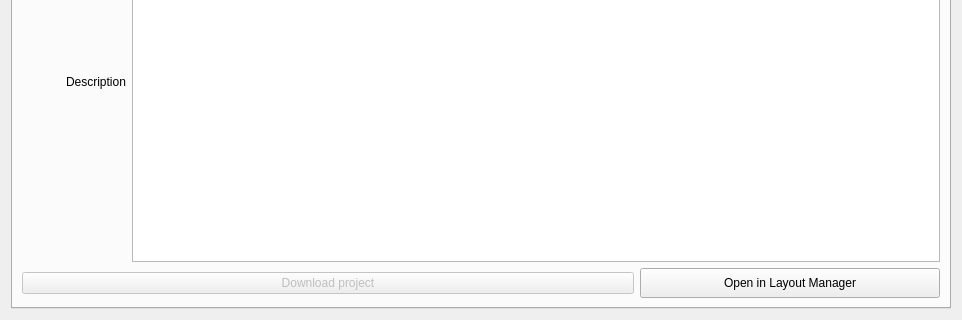
This is src/qgis_templates_symbology/ui/template_dialog.ui in hotosm/qgis-templates-and-symbology-plugin as Qt 5 draws it before an edit; both pictures show x 0 to 962 and y 200 to 520 of the 962 by 520 pixel window. The edited form follows.
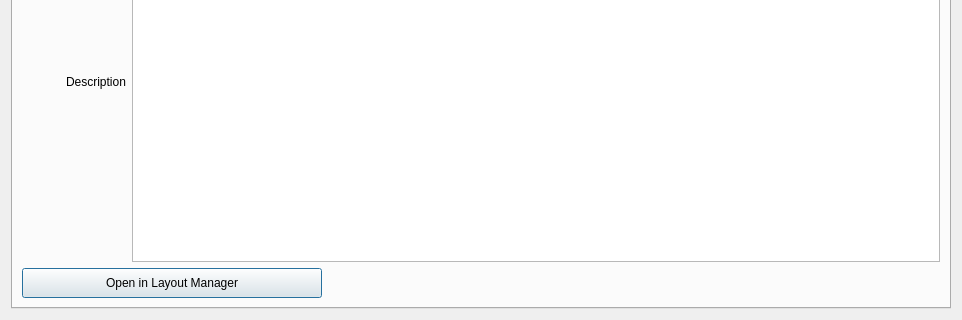
This is the edited form. Custom widgets are drawn as their Qt base class.

Diff of the .ui file:
```diff
--- a/src/qgis_templates_symbology/ui/template_dialog.ui
+++ b/src/qgis_templates_symbology/ui/template_dialog.ui
@@ -150,19 +150,6 @@
        </item>
        <item>
         <layout class="QHBoxLayout" name="horizontalLayout">
-         <item>
-          <widget class="QPushButton" name="download_project_btn">
-           <property name="enabled">
-            <bool>false</bool>
-           </property>
-           <property name="toolTip">
-            <string>Download the associate project for this template</string>
-           </property>
-           <property name="text">
-            <string>Download project</string>
-           </property>
-          </widget>
-         </item>
          <item>
           <widget class="QPushButton" name="open_layout_btn">
            <property name="sizePolicy">
@@ -185,6 +172,19 @@
            </property>
           </widget>
          </item>
+         <item>
+          <spacer name="horizontalSpacer">
+           <property name="orientation">
+            <enum>Qt::Horizontal</enum>
+           </property>
+           <property name="sizeHint" stdset="0">
+            <size>
+             <width>40</width>
+             <height>20</height>
+            </size>
+           </property>
+          </spacer>
+         </item>
         </layout>
        </item>
       </layout>
```
